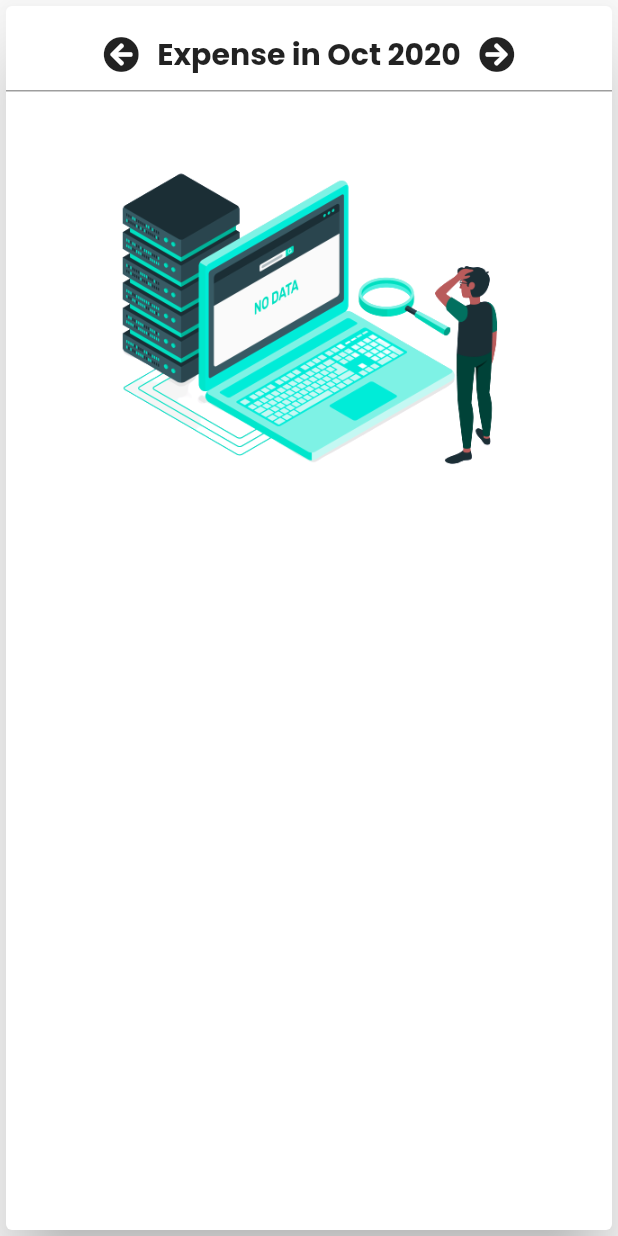
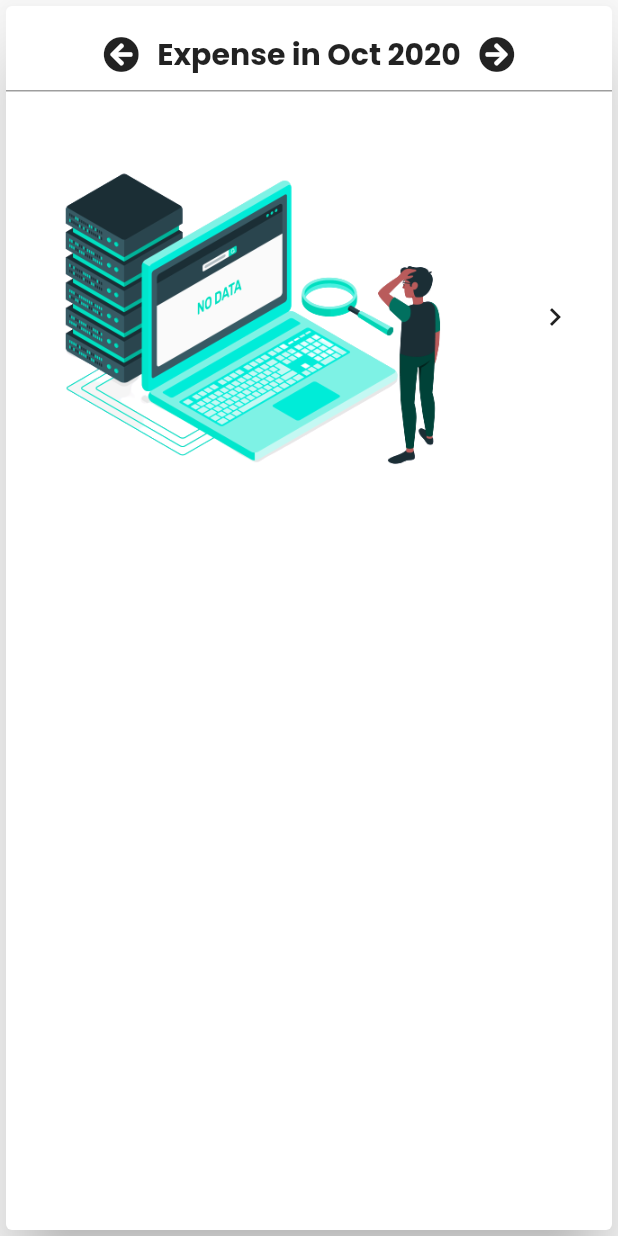
Before and after one commit to aman1210/FlutterExpenseTracker, a Flutter app: the PIE widget shown alone on an empty page, opened directly, on a phone screen of 412 x 824 dp. Run offline on Flutter 3.47's test engine with Material 2 defaults, Android fonts, the phone set to English and light mode, and no system bars; our stand-ins replace font_awesome_flutter, lottie, sqflite, syncfusion_flutter_charts; missing offline and left inert: bezier_chart; accounts and stored records are empty.

Commit message:
fixing bug

```diff
--- a/lib/screens/splashScreen.dart
+++ b/lib/screens/splashScreen.dart
@@ -1,8 +1,10 @@
 import 'dart:async';
 
+import 'package:expenseTracker/Provider/categoryProvider.dart';
 import 'package:expenseTracker/screens/homepage.dart';
 import 'package:flutter/material.dart';
 import 'package:lottie/lottie.dart';
+import 'package:provider/provider.dart';
 
 class SplashScreen extends StatefulWidget {
   @override
@@ -23,14 +25,16 @@ class _SplashScreenState extends State<SplashScreen> {
   void initState() {
     loadImages();
     super.initState();
+    Provider.of<CategoryProvider>(context, listen: false).fetchAndSetCategory();
   }
 
   @override
   Widget build(BuildContext context) {
-    var width = MediaQuery.of(context).size.width;
+    var width = MediaQuery.of(context).size;
     return Scaffold(
       body: Container(
-        width: double.infinity,
+        height: width.height,
+        width: width.width,
         color: Theme.of(context).primaryColor,
         child: Column(
           mainAxisAlignment: MainAxisAlignment.center,
@@ -39,7 +43,7 @@ class _SplashScreenState extends State<SplashScreen> {
             LottieBuilder.asset(
               'assets/images/saving.json',
               frameRate: FrameRate.max,
-              width: width * 0.8,
+              width: width.width * 0.8,
             ),
           ],
         ),
--- a/lib/widgets/statsPage/pieChartController.dart
+++ b/lib/widgets/statsPage/pieChartController.dart
@@ -67,17 +67,20 @@ class _PIEState extends State<PIE> {
             child: Column(
               children: [
                 buildPieHeader('Expense'),
+                Row(
+                  mainAxisAlignment: MainAxisAlignment.spaceAround,
+                  children: [
                     _expenselist.length == 0
                         ? Image.asset(
                             'assets/images/noData.png',
                             height: 300,
                           )
-                    : Row(
-                        children: [
-                          Expanded(
+                        : Expanded(
                             child: PieChart(_expenselist, expensetotal,
-                                  TransactionType.Expense)),
+                                TransactionType.Expense),
+                          ),
                     IconButton(
+                      padding: const EdgeInsets.all(0),
                       icon: Icon(Icons.chevron_right),
                       onPressed: () {
                         changeDirection();
@@ -93,19 +96,27 @@ class _PIEState extends State<PIE> {
             child: Column(
               children: [
                 buildPieHeader('Income'),
-                _incomeList.length == 0
-                    ? Image.asset('assets/images/noData.png')
-                    : Row(
+                Row(
+                  mainAxisAlignment: MainAxisAlignment.spaceAround,
                   children: [
                     IconButton(
+                      padding: const EdgeInsets.all(0),
                       icon: Icon(Icons.chevron_left),
                       onPressed: () {
                         changeDirection();
                       },
                     ),
-                          Expanded(
-                            child: PieChart(_incomeList, incometotal,
-                                TransactionType.Income),
+                    _incomeList.length == 0
+                        ? Image.asset(
+                            'assets/images/noData.png',
+                            height: 300,
+                          )
+                        : Expanded(
+                            child: PieChart(
+                              _incomeList,
+                              incometotal,
+                              TransactionType.Income,
+                            ),
                           ),
                   ],
                 ),
@@ -118,7 +129,10 @@ class _PIEState extends State<PIE> {
     return Container(
       margin: const EdgeInsets.only(top: 8),
       decoration: BoxDecoration(
-          border: Border(bottom: BorderSide(width: 1, color: Colors.black38))),
+        border: Border(
+          bottom: BorderSide(width: 1, color: Colors.black38),
+        ),
+      ),
       child: Row(
         mainAxisAlignment: MainAxisAlignment.center,
         children: [
@@ -126,7 +140,8 @@ class _PIEState extends State<PIE> {
             icon: Icon(FontAwesomeIcons.arrowCircleLeft),
             onPressed: () {
               changeDate(-1);
-              }),
+            },
+          ),
           Text(
             '$title in ${DateFormat.yMMM().format(date)}',
             style: TextStyle(
```
Also changed, not shown: pubspec.lock, 1 other file. Lines whose indentation alone changed are shown as unchanged.
